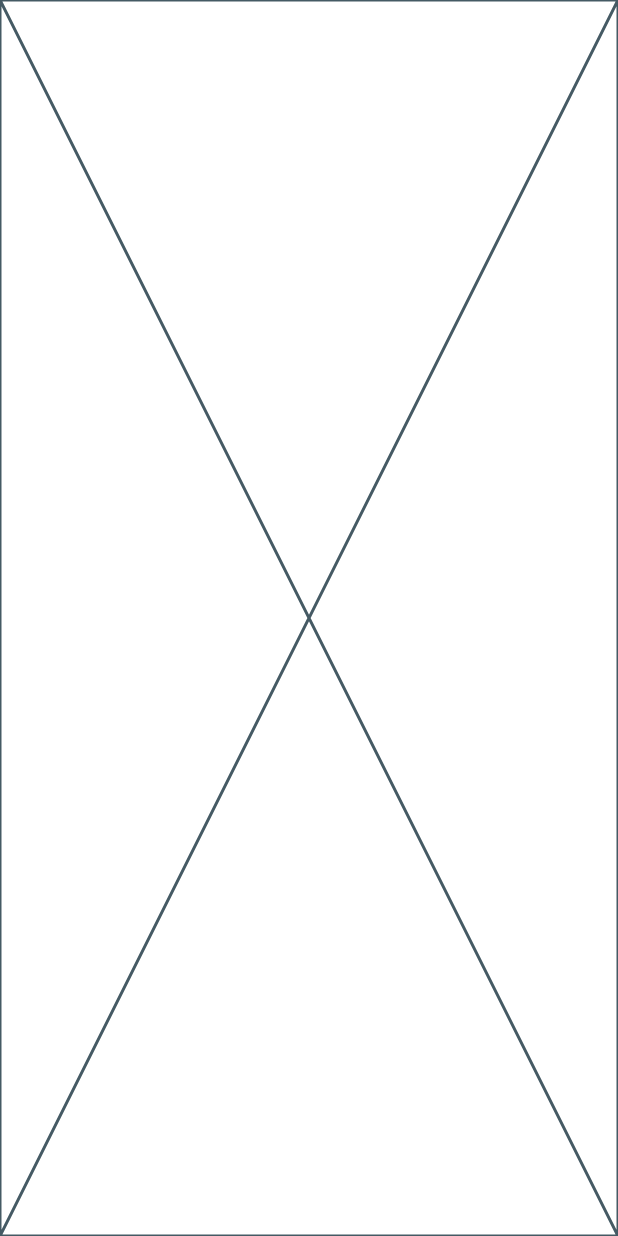
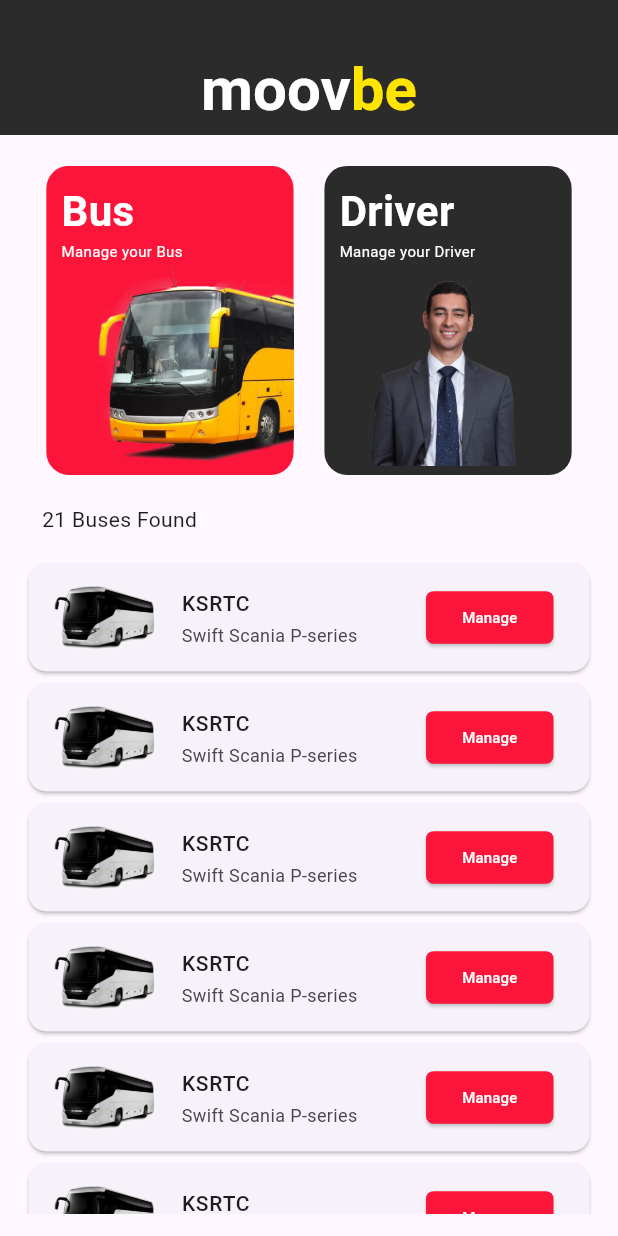
Before and after one commit to sandeeppggroup/flutter_bus_manager, a Flutter app: the screen it shows after launch, after a tap on "Get Started", after a tap on "Login", on a phone screen of 412 x 824 dp. Run offline on Flutter 3.47's test engine with Material 3 defaults, Android fonts, the phone set to English and light mode, and no system bars.

Commit message:
bus list screen completed

```diff
--- a/lib/views/bus_list_screen/bus_list_screen.dart
+++ b/lib/views/bus_list_screen/bus_list_screen.dart
@@ -1,10 +1,68 @@
 import 'package:flutter/material.dart';
+import 'package:flutter_bus_manager/core/colors/colors.dart';
+import 'package:flutter_bus_manager/views/bus_list_screen/widgets/bus_driver_container.dart';
+import 'package:flutter_bus_manager/views/bus_list_screen/widgets/card_list_tile.dart';
+import 'package:flutter_bus_manager/widget/company_logo.dart';
+import 'package:flutter_bus_manager/widget/custom_appbar.dart';
 
 class BusListScreen extends StatelessWidget {
   const BusListScreen({super.key});
 
   @override
   Widget build(BuildContext context) {
-    return const Placeholder();
+    double height = MediaQuery.of(context).size.height;
+    double width = MediaQuery.of(context).size.width;
+    return Scaffold(
+      body: Column(
+        children: [
+          CustomAppbar(
+            title: CompanyLogo(fontSize: 40),
+          ),
+          SizedBox(
+            height: height * 0.025,
+          ),
+          Row(
+            children: [
+              const Spacer(),
+              BusDriverContainer(
+                tittle: 'Bus',
+                discription: 'Manage your Bus',
+                image: Image.asset('assets/images/bus.png'),
+                backgroundColor: mainColorLight,
+              ),
+              SizedBox(
+                width: width * 0.05,
+              ),
+              BusDriverContainer(
+                tittle: 'Driver',
+                discription: 'Manage your Driver',
+                image: Image.asset('assets/images/driver1.png'),
+                backgroundColor: mainColorDark,
+              ),
+              const Spacer()
+            ],
+          ),
+          const Padding(
+            padding: EdgeInsets.only(left: 28, top: 20),
+            child: Row(
+              children: [
+                Text('21 Buses Found'),
+              ],
+            ),
+          ),
+          Expanded(
+            child: Padding(
+              padding: const EdgeInsets.all(15.0),
+              child: ListView.builder(
+                itemCount: 10,
+                itemBuilder: (context, index) {
+                  return const CardListTile();
+                },
+              ),
+            ),
+          ),
+        ],
+      ),
+    );
   }
 }
--- /dev/null
+++ b/lib/views/bus_list_screen/widgets/bus_driver_container.dart
@@ -0,0 +1,57 @@
+import 'package:flutter/material.dart';
+
+class BusDriverContainer extends StatelessWidget {
+  final String tittle;
+  final String discription;
+  final Widget image;
+  final Color backgroundColor;
+  const BusDriverContainer(
+      {required this.tittle,
+      required this.discription,
+      required this.image,
+      required this.backgroundColor,
+      super.key});
+
+  @override
+  Widget build(BuildContext context) {
+    double height = MediaQuery.of(context).size.height;
+    double width = MediaQuery.of(context).size.width;
+    return Stack(
+      children: [
+        Container(
+          height: height * 0.25,
+          width: width * 0.4,
+          decoration: BoxDecoration(
+              color: backgroundColor, borderRadius: BorderRadius.circular(15)),
+          child: Padding(
+            padding: const EdgeInsets.all(10.0),
+            child: Column(
+              crossAxisAlignment: CrossAxisAlignment.start,
+              children: [
+                Text(
+                  tittle,
+                  style: const TextStyle(
+                      fontSize: 28,
+                      color: Colors.white,
+                      fontWeight: FontWeight.w600),
+                ),
+                Text(
+                  discription,
+                  style: const TextStyle(fontSize: 10, color: Colors.white),
+                )
+              ],
+            ),
+          ),
+        ),
+        Positioned(
+          top: 60,
+          left: 30,
+          child: SizedBox(
+            height: height * 0.17,
+            child: image,
+          ),
+        )
+      ],
+    );
+  }
+}
--- /dev/null
+++ b/lib/views/bus_list_screen/widgets/card_list_tile.dart
@@ -0,0 +1,43 @@
+import 'package:flutter/material.dart';
+import 'package:flutter_bus_manager/core/colors/colors.dart';
+
+class CardListTile extends StatelessWidget {
+  const CardListTile({super.key});
+
+  @override
+  Widget build(BuildContext context) {
+    double height = MediaQuery.of(context).size.height;
+    return Card(
+      child: ListTile(
+        leading: SizedBox(
+          width: 70, // Adjust the width as needed
+          child: SizedBox(
+            height: height * 0.1,
+            child: Image.asset('assets/images/bus_scania.png'),
+          ),
+        ),
+        title: const Text('KSRTC',
+            style: TextStyle(fontSize: 14, fontWeight: FontWeight.w500)),
+        subtitle:
+            const Text('Swift Scania P-series', style: TextStyle(fontSize: 12)),
+        trailing: SizedBox(
+          height: 35,
+          width: 85,
+          child: ElevatedButton(
+            style: ElevatedButton.styleFrom(
+              backgroundColor: mainColorLight,
+              shape: RoundedRectangleBorder(
+                borderRadius: BorderRadius.circular(5),
+              ),
+            ),
+            onPressed: () {},
+            child: const Text(
+              'Manage',
+              style: TextStyle(color: Colors.white, fontSize: 10),
+            ),
+          ),
+        ),
+      ),
+    );
+  }
+}
--- /dev/null
+++ b/lib/widget/custom_appbar.dart
@@ -0,0 +1,22 @@
+import 'package:flutter/material.dart';
+import 'package:flutter_bus_manager/core/colors/colors.dart';
+
+class CustomAppbar extends StatelessWidget {
+  final Widget title;
+  final Widget? leading;
+  const CustomAppbar({required this.title, this.leading, super.key});
+
+  @override
+  Widget build(BuildContext context) {
+    return AppBar(
+      backgroundColor: mainColorDark,
+      title: Padding(
+        padding: const EdgeInsets.only(top: 30),
+        child: title,
+      ),
+      leading: leading,
+      centerTitle: false,
+      toolbarHeight: 90,
+    );
+  }
+}
--- a/pubspec.yaml
+++ b/pubspec.yaml
@@ -60,9 +60,9 @@ flutter:
   uses-material-design: true
 
   # To add assets to your application, add an assets section, like this:
-  # assets:
-  #   - images/a_dot_burr.jpeg
-  #   - images/a_dot_ham.jpeg
+  assets:
+    - assets/images/
+
 
   # An image asset can refer to one or more resolution-specific "variants", see
   # https://flutter.dev/assets-and-images/#resolution-aware
```
Also changed, not shown: assets/images/bus.png (added), assets/images/bus_scania.png (added), assets/images/driver.png (added), assets/images/driver1.png (added).
